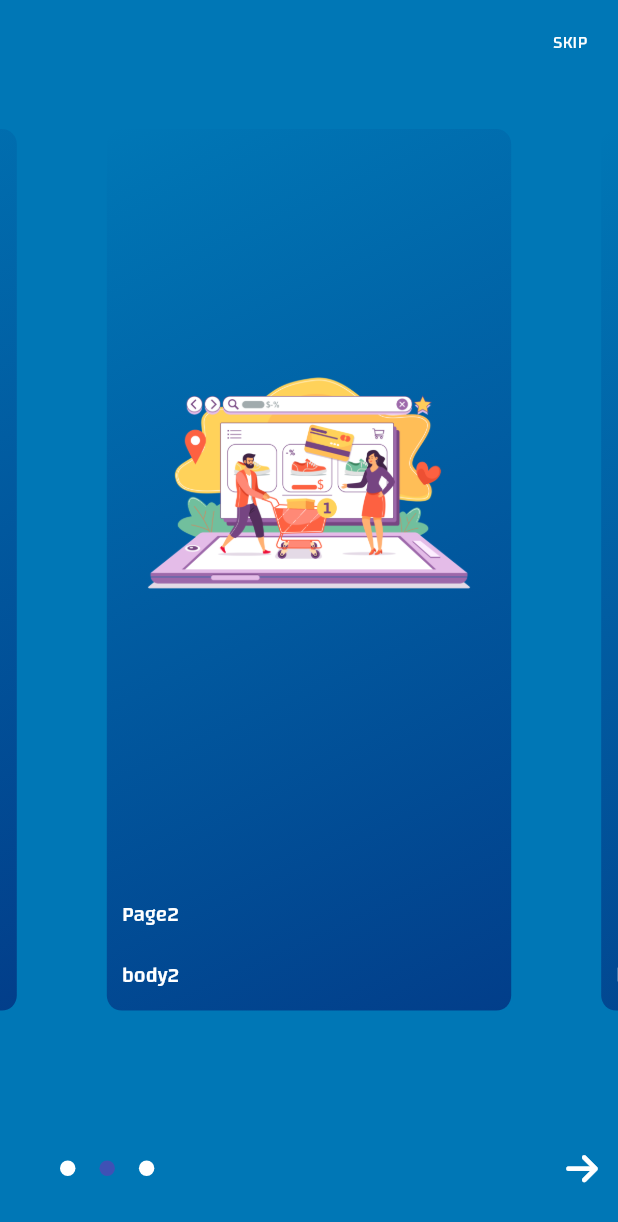
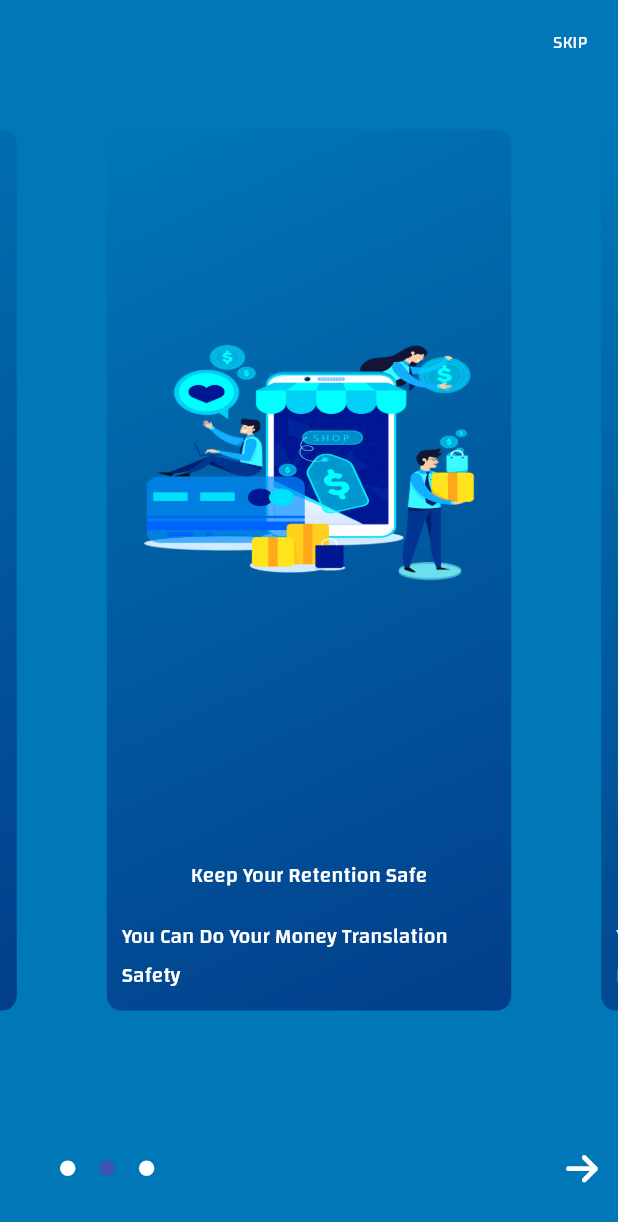
Before and after one commit to mohammedGamal17/Shop-App, a Flutter app: the screen it shows after launch, swiped to page 2, on a phone screen of 412 x 824 dp. Shown: the top 1222 px of the screen. Run offline on Flutter 3.47's test engine with Material 2 defaults, Android fonts, the phone set to English and light mode, and no system bars; drawn by our look-alikes of smooth_page_indicator; our stand-ins replace bloc, carousel_slider, dio, flutter_bloc, font_awesome_flutter, get and 3 more; accounts and stored records are empty.

Commit message:
Update page_view_screen.dart

```diff
--- a/lib/modules/page_view/page_view_screen.dart
+++ b/lib/modules/page_view/page_view_screen.dart
@@ -1,6 +1,7 @@
 import 'package:flutter/foundation.dart';
 import 'package:flutter/material.dart';
 import 'package:font_awesome_flutter/font_awesome_flutter.dart';
+import 'package:get/get.dart';
 import 'package:hexcolor/hexcolor.dart';
 import 'package:shop_app/main.dart';
 import 'package:shop_app/modules/first_screen/first_screen.dart';
@@ -24,18 +25,18 @@ class _PageViewScreenState extends State<PageViewScreen> {
   final List<BoardingModel> boarding = [
     BoardingModel(
       imgUrl: 'assets/Images/pageview.png',
-      title: 'Page1',
-      body: 'body1',
+      title: 'Sales Market'.capitalize!,
+      body: 'Your Online Shop'.capitalize!,
     ),
     BoardingModel(
-      imgUrl: 'assets/Images/pageview.png',
-      title: 'Page2',
-      body: 'body2',
+      imgUrl: 'assets/Images/pageview2.png',
+      title: 'Keep your retention safe'.capitalize!,
+      body: 'You can do your money translation safety'.capitalize!,
     ),
     BoardingModel(
-      imgUrl: 'assets/Images/pageview.png',
-      title: 'Page3',
-      body: 'body3',
+      imgUrl: 'assets/Images/pageview3.png',
+      title: 'best offer'.capitalize!,
+      body: 'You can find the best offer on your favourite goods'.capitalize!,
     ),
   ];
 
```
